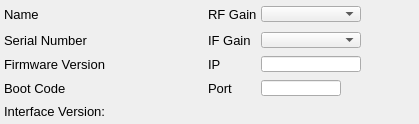
First picture: the form in plugins/RFSpaceDevice/sdriqoptions.ui, repository oldscienceguy/PebbleSDR, before the edit.
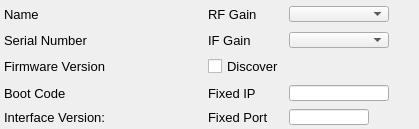
Second picture: the form after the edit.

The edit to the form file:
```diff
--- a/plugins/RFSpaceDevice/sdriqoptions.ui
+++ b/plugins/RFSpaceDevice/sdriqoptions.ui
@@ -32,168 +32,6 @@
    <property name="verticalSpacing">
     <number>8</number>
    </property>
-   <item row="3" column="0">
-    <widget class="QLabel" name="firmwareLabel">
-     <property name="minimumSize">
-      <size>
-       <width>200</width>
-       <height>0</height>
-      </size>
-     </property>
-     <property name="font">
-      <font>
-       <pointsize>10</pointsize>
-      </font>
-     </property>
-     <property name="text">
-      <string>Firmware Version</string>
-     </property>
-    </widget>
-   </item>
-   <item row="0" column="0">
-    <widget class="QLabel" name="nameLabel">
-     <property name="minimumSize">
-      <size>
-       <width>200</width>
-       <height>0</height>
-      </size>
-     </property>
-     <property name="font">
-      <font>
-       <pointsize>10</pointsize>
-      </font>
-     </property>
-     <property name="text">
-      <string>Name</string>
-     </property>
-    </widget>
-   </item>
-   <item row="4" column="0">
-    <widget class="QLabel" name="bootLabel">
-     <property name="minimumSize">
-      <size>
-       <width>200</width>
-       <height>0</height>
-      </size>
-     </property>
-     <property name="font">
-      <font>
-       <pointsize>10</pointsize>
-      </font>
-     </property>
-     <property name="text">
-      <string>Boot Code</string>
-     </property>
-    </widget>
-   </item>
-   <item row="3" column="2">
-    <widget class="QLineEdit" name="ipEdit">
-     <property name="minimumSize">
-      <size>
-       <width>0</width>
-       <height>16</height>
-      </size>
-     </property>
-     <property name="maximumSize">
-      <size>
-       <width>100</width>
-       <height>16</height>
-      </size>
-     </property>
-     <property name="font">
-      <font>
-       <pointsize>10</pointsize>
-      </font>
-     </property>
-    </widget>
-   </item>
-   <item row="2" column="1">
-    <widget class="QLabel" name="label_2">
-     <property name="maximumSize">
-      <size>
-       <width>50</width>
-       <height>16777215</height>
-      </size>
-     </property>
-     <property name="font">
-      <font>
-       <pointsize>10</pointsize>
-      </font>
-     </property>
-     <property name="text">
-      <string>IF Gain</string>
-     </property>
-    </widget>
-   </item>
-   <item row="0" column="1">
-    <widget class="QLabel" name="label">
-     <property name="maximumSize">
-      <size>
-       <width>50</width>
-       <height>16777215</height>
-      </size>
-     </property>
-     <property name="font">
-      <font>
-       <pointsize>10</pointsize>
-      </font>
-     </property>
-     <property name="text">
-      <string>RF Gain</string>
-     </property>
-    </widget>
-   </item>
-   <item row="2" column="0">
-    <widget class="QLabel" name="serialNumberLabel">
-     <property name="minimumSize">
-      <size>
-       <width>200</width>
-       <height>0</height>
-      </size>
-     </property>
-     <property name="font">
-      <font>
-       <pointsize>10</pointsize>
-      </font>
-     </property>
-     <property name="text">
-      <string>Serial Number</string>
-     </property>
-    </widget>
-   </item>
-   <item row="0" column="2">
-    <widget class="QComboBox" name="rfGainBox">
-     <property name="maximumSize">
-      <size>
-       <width>100</width>
-       <height>16</height>
-      </size>
-     </property>
-     <property name="font">
-      <font>
-       <pointsize>7</pointsize>
-      </font>
-     </property>
-    </widget>
-   </item>
-   <item row="5" column="0">
-    <widget class="QLabel" name="interfaceVersionLabel">
-     <property name="minimumSize">
-      <size>
-       <width>200</width>
-       <height>0</height>
-      </size>
-     </property>
-     <property name="font">
-      <font>
-       <pointsize>10</pointsize>
-      </font>
-     </property>
-     <property name="text">
-      <string>Interface Version:</string>
-     </property>
-    </widget>
-   </item>
    <item row="0" column="3">
     <spacer name="horizontalSpacer">
      <property name="orientation">
@@ -207,39 +45,6 @@
      </property>
     </spacer>
    </item>
-   <item row="4" column="2">
-    <widget class="QLineEdit" name="portEdit">
-     <property name="minimumSize">
-      <size>
-       <width>0</width>
-       <height>16</height>
-      </size>
-     </property>
-     <property name="maximumSize">
-      <size>
-       <width>80</width>
-       <height>16</height>
-      </size>
-     </property>
-     <property name="font">
-      <font>
-       <pointsize>10</pointsize>
-      </font>
-     </property>
-    </widget>
-   </item>
-   <item row="3" column="1">
-    <widget class="QLabel" name="label_3">
-     <property name="font">
-      <font>
-       <pointsize>10</pointsize>
-      </font>
-     </property>
-     <property name="text">
-      <string>IP</string>
-     </property>
-    </widget>
-   </item>
    <item row="2" column="2">
     <widget class="QComboBox" name="ifGainBox">
      <property name="maximumSize">
@@ -255,19 +60,40 @@
      </property>
     </widget>
    </item>
-   <item row="4" column="1">
-    <widget class="QLabel" name="label_4">
-     <property name="font">
-      <font>
-       <pointsize>10</pointsize>
-      </font>
-     </property>
-     <property name="text">
-      <string>Port</string>
-     </property>
-    </widget>
-   </item>
    <item row="6" column="0">
+    <widget class="QLabel" name="interfaceVersionLabel">
+     <property name="minimumSize">
+      <size>
+       <width>200</width>
+       <height>0</height>
+      </size>
+     </property>
+     <property name="font">
+      <font>
+       <pointsize>10</pointsize>
+      </font>
+     </property>
+     <property name="text">
+      <string>Interface Version:</string>
+     </property>
+    </widget>
+   </item>
+   <item row="0" column="2">
+    <widget class="QComboBox" name="rfGainBox">
+     <property name="maximumSize">
+      <size>
+       <width>100</width>
+       <height>16</height>
+      </size>
+     </property>
+     <property name="font">
+      <font>
+       <pointsize>7</pointsize>
+      </font>
+     </property>
+    </widget>
+   </item>
+   <item row="7" column="0">
     <spacer name="verticalSpacer">
      <property name="orientation">
       <enum>Qt::Vertical</enum>
@@ -280,8 +106,200 @@
      </property>
     </spacer>
    </item>
-   <item row="5" column="2" colspan="2">
+   <item row="2" column="0">
+    <widget class="QLabel" name="serialNumberLabel">
+     <property name="minimumSize">
+      <size>
+       <width>200</width>
+       <height>0</height>
+      </size>
+     </property>
+     <property name="font">
+      <font>
+       <pointsize>10</pointsize>
+      </font>
+     </property>
+     <property name="text">
+      <string>Serial Number</string>
+     </property>
+    </widget>
+   </item>
+   <item row="0" column="1">
+    <widget class="QLabel" name="label">
+     <property name="maximumSize">
+      <size>
+       <width>50</width>
+       <height>16777215</height>
+      </size>
+     </property>
+     <property name="font">
+      <font>
+       <pointsize>10</pointsize>
+      </font>
+     </property>
+     <property name="text">
+      <string>RF Gain</string>
+     </property>
+    </widget>
+   </item>
+   <item row="2" column="1">
+    <widget class="QLabel" name="label_2">
+     <property name="maximumSize">
+      <size>
+       <width>50</width>
+       <height>16777215</height>
+      </size>
+     </property>
+     <property name="font">
+      <font>
+       <pointsize>10</pointsize>
+      </font>
+     </property>
+     <property name="text">
+      <string>IF Gain</string>
+     </property>
+    </widget>
+   </item>
+   <item row="5" column="0">
+    <widget class="QLabel" name="bootLabel">
+     <property name="minimumSize">
+      <size>
+       <width>200</width>
+       <height>0</height>
+      </size>
+     </property>
+     <property name="font">
+      <font>
+       <pointsize>10</pointsize>
+      </font>
+     </property>
+     <property name="text">
+      <string>Boot Code</string>
+     </property>
+    </widget>
+   </item>
+   <item row="0" column="0">
+    <widget class="QLabel" name="nameLabel">
+     <property name="minimumSize">
+      <size>
+       <width>200</width>
+       <height>0</height>
+      </size>
+     </property>
+     <property name="font">
+      <font>
+       <pointsize>10</pointsize>
+      </font>
+     </property>
+     <property name="text">
+      <string>Name</string>
+     </property>
+    </widget>
+   </item>
+   <item row="4" column="0">
+    <widget class="QLabel" name="firmwareLabel">
+     <property name="minimumSize">
+      <size>
+       <width>200</width>
+       <height>0</height>
+      </size>
+     </property>
+     <property name="font">
+      <font>
+       <pointsize>10</pointsize>
+      </font>
+     </property>
+     <property name="text">
+      <string>Firmware Version</string>
+     </property>
+    </widget>
+   </item>
+   <item row="6" column="1">
+    <widget class="QLabel" name="label_4">
+     <property name="font">
+      <font>
+       <pointsize>10</pointsize>
+      </font>
+     </property>
+     <property name="text">
+      <string>Fixed Port</string>
+     </property>
+    </widget>
+   </item>
+   <item row="6" column="2">
+    <widget class="QLineEdit" name="portEdit">
+     <property name="minimumSize">
+      <size>
+       <width>0</width>
+       <height>16</height>
+      </size>
+     </property>
+     <property name="maximumSize">
+      <size>
+       <width>80</width>
+       <height>16</height>
+      </size>
+     </property>
+     <property name="font">
+      <font>
+       <pointsize>10</pointsize>
+      </font>
+     </property>
+    </widget>
+   </item>
+   <item row="5" column="2">
+    <widget class="QLineEdit" name="ipEdit">
+     <property name="minimumSize">
+      <size>
+       <width>0</width>
+       <height>16</height>
+      </size>
+     </property>
+     <property name="maximumSize">
+      <size>
+       <width>100</width>
+       <height>16</height>
+      </size>
+     </property>
+     <property name="font">
+      <font>
+       <pointsize>10</pointsize>
+      </font>
+     </property>
+    </widget>
+   </item>
+   <item row="5" column="1">
+    <widget class="QLabel" name="label_3">
+     <property name="font">
+      <font>
+       <pointsize>10</pointsize>
+      </font>
+     </property>
+     <property name="text">
+      <string>Fixed IP</string>
+     </property>
+    </widget>
+   </item>
+   <item row="4" column="1">
+    <widget class="QCheckBox" name="discoverBox">
+     <property name="font">
+      <font>
+       <pointsize>10</pointsize>
+      </font>
+     </property>
+     <property name="text">
+      <string>Discover</string>
+     </property>
+    </widget>
+   </item>
+   <item row="4" column="2">
     <widget class="QLabel" name="ipDiscovered">
+     <property name="minimumSize">
+      <size>
+       <width>120</width>
+       <height>0</height>
+      </size>
+     </property>
      <property name="font">
       <font>
        <pointsize>10</pointsize>
```
